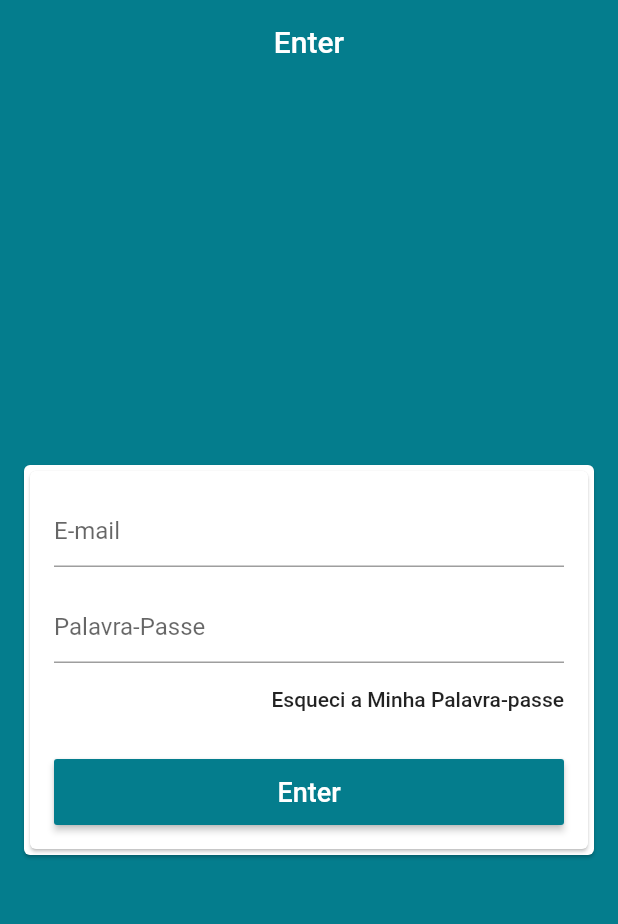
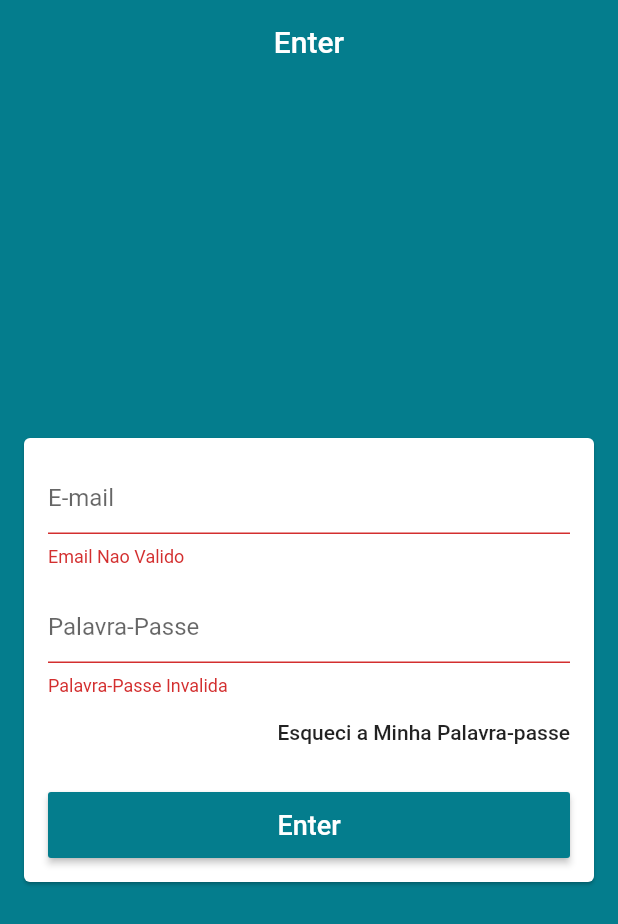
Before and after one commit to devmacuacua/flutter-shop, a Flutter app: the screen it shows after launch, after a tap on "Enter", on a phone screen of 412 x 824 dp. Shown: the top 924 px of the screen. Run offline on Flutter 3.47's test engine with Material 2 defaults, Android fonts, the phone set to English and light mode, and no system bars; our stand-ins replace cloud_firestore, firebase_core; accounts and stored records are empty.

Commit message:
VALIDATE EMAIL AND PASSWORD

```diff
--- /dev/null
+++ b/lib/helpers/validator.dart
@@ -0,0 +1,5 @@
+bool emailValid(String email){
+  final RegExp regex = RegExp(
+      r"^(([^<>()[\]\\.,;:\s@\']+(\.[^<>()[\]\\.,;:\s@\']+)*)|(\'.+\'))@((\[[0-9]{1,3}\.[0-9]{1,3}\.[0-9]{1,3}\.[0-9]{1,3}\])|(([a-zA-Z\-0-9]+\.)+[a-zA-Z]{2,}))$");
+  return regex.hasMatch(email);
+}
--- a/lib/screens/base/base_screen.dart
+++ b/lib/screens/base/base_screen.dart
@@ -2,7 +2,7 @@
 import 'package:provider/provider.dart';
 import 'package:store/common/custom_drawer/custom_drawer.dart';
 import 'package:store/models/page_manager.dart';
-import 'package:store/screens/login/LoginScreen.dart';
+import 'package:store/screens/login/login_screen.dart';
 
 class BaseScreen extends StatelessWidget {
 
--- a/lib/screens/login/LoginScreen.dart
+++ b/lib/screens/login/login_screen.dart
@@ -1,6 +1,13 @@
 import 'package:flutter/material.dart';
+import 'package:store/helpers/validator.dart';
 
 class LoginScreen extends StatelessWidget{
+
+    final TextEditingController emailController = TextEditingController();
+    final TextEditingController passController = TextEditingController();
+
+    final GlobalKey<FormState> formKey = GlobalKey<FormState>();
+
     @override
     Widget build(BuildContext context){
         return Scaffold(
@@ -11,21 +18,26 @@
           body: Center(
             child:Card(
               margin: const EdgeInsets.symmetric(horizontal: 16),
-                child: Card(
+                child: Form(
+                  key: formKey,
                   child: ListView(
                     padding: const EdgeInsets.all(16),
                     shrinkWrap: true,
                     children: <Widget>[
                       TextFormField(
+                          controller: emailController,
                           decoration: const InputDecoration(hintText: 'E-mail'),
                           keyboardType: TextInputType.emailAddress,
                           autocorrect: false,
                           validator: (email){
-                              return null;
-                          },
+                            if(!emailValid(email!))
+                              return 'Email Nao Valido';
+                            return null;
+                            },
                         ),
                       const SizedBox(height: 16,),
                       TextFormField(
+                        controller: passController,
                         decoration: const InputDecoration(hintText: 'Palavra-Passe'),
                         autocorrect: false,
                         obscureText: true,
@@ -52,7 +64,9 @@
                         height: 44,
                         child: RaisedButton(
                             onPressed: (){
-
+                                if(formKey.currentState!.validate()){
+                                  print(emailController.text);
+                                }
                             },
                           color: Theme.of(context).primaryColor,
                           textColor: Colors.white,
```
